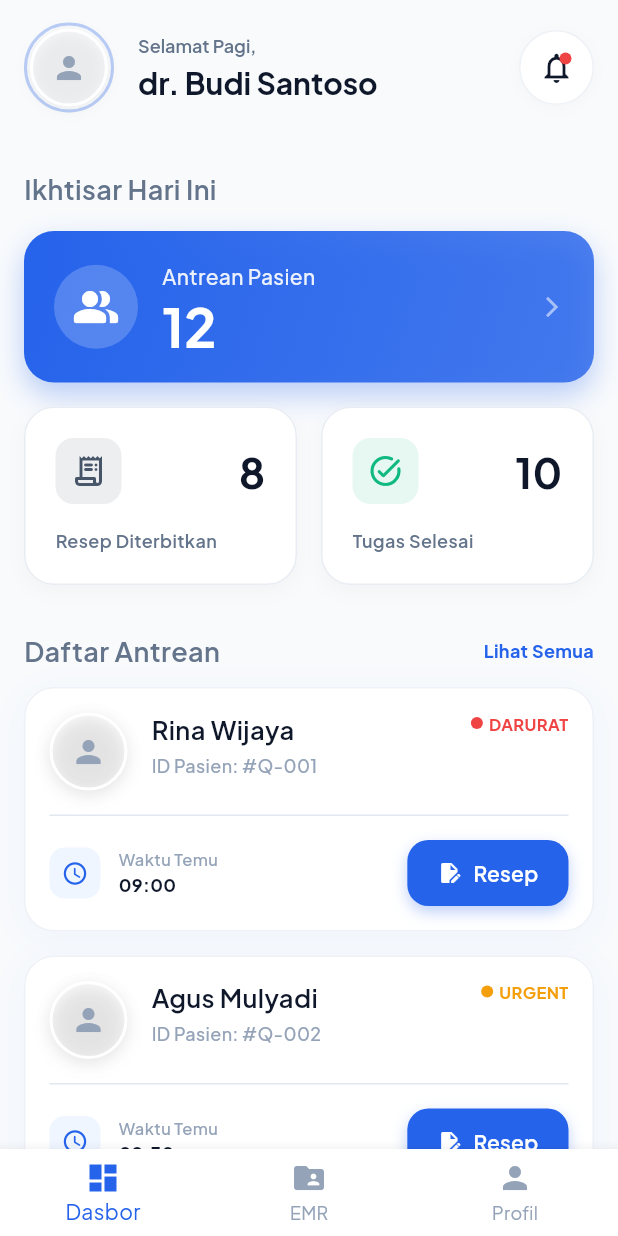
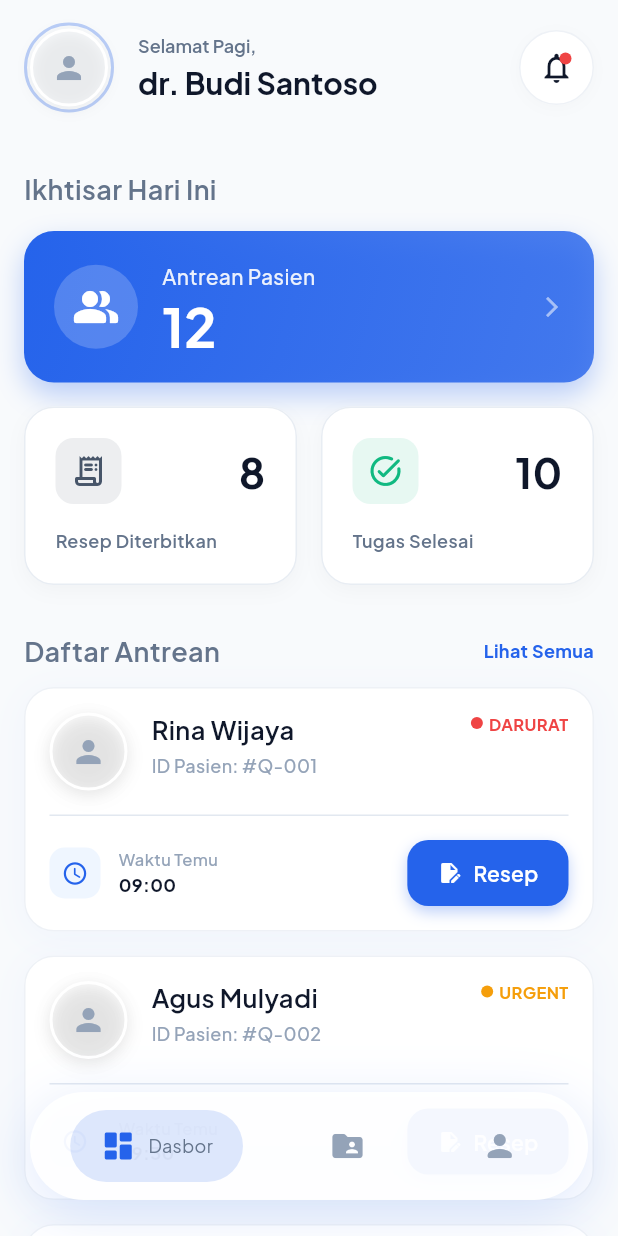
Before and after one commit to ardhikaxx/kliniktap-app, a Flutter app: the screen it shows after launch, on a phone screen of 412 x 824 dp. Run offline on Flutter 3.47's test engine with Material 3 defaults, Android fonts, the phone set to English and light mode, and no system bars; drawn by our look-alikes of cached_network_image; our stand-ins replace get, google_fonts; network calls fail; statements that could not run were skipped.

Commit message:
feat: implementasi animated floating bottom navigation bar yang modern

```diff
--- a/lib/features/main_nav/views/main_nav_page.dart
+++ b/lib/features/main_nav/views/main_nav_page.dart
@@ -18,20 +18,82 @@ class MainNavPage extends GetView<MainNavController> {
     ];
 
     return Scaffold(
+      extendBody: true, // Ensures content goes behind the floating nav
+      backgroundColor: AppColors.background,
       body: Obx(() => IndexedStack(
         index: controller.currentIndex.value,
         children: pages,
       )),
       bottomNavigationBar: Obx(
-        () => BottomNavigationBar(
-          currentIndex: controller.currentIndex.value,
-          onTap: controller.changeTab,
-          selectedItemColor: AppColors.primary,
-          unselectedItemColor: AppColors.textHint,
-          items: const [
-            BottomNavigationBarItem(icon: Icon(Icons.dashboard), label: 'Dasbor'),
-            BottomNavigationBarItem(icon: Icon(Icons.folder_shared), label: 'EMR'),
-            BottomNavigationBarItem(icon: Icon(Icons.person), label: 'Profil'),
+        () => SafeArea(
+          child: Padding(
+            padding: const EdgeInsets.fromLTRB(20, 0, 20, 24),
+            child: Container(
+              height: 72,
+              padding: const EdgeInsets.symmetric(horizontal: 8),
+              decoration: BoxDecoration(
+                color: Colors.white.withValues(alpha: 0.95),
+                borderRadius: BorderRadius.circular(36),
+                boxShadow: [
+                  BoxShadow(
+                    color: AppColors.primary.withValues(alpha: 0.15),
+                    blurRadius: 32,
+                    offset: const Offset(0, 8),
+                  ),
+                ],
+              ),
+              child: Row(
+                mainAxisAlignment: MainAxisAlignment.spaceAround,
+                children: [
+                  _buildNavItem(0, Icons.dashboard_rounded, 'Dasbor'),
+                  _buildNavItem(1, Icons.folder_shared_rounded, 'EMR'),
+                  _buildNavItem(2, Icons.person_rounded, 'Profil'),
+                ],
+              ),
+            ),
+          ),
+        ),
+      ),
+    );
+  }
+
+  Widget _buildNavItem(int index, IconData icon, String label) {
+    final isSelected = controller.currentIndex.value == index;
+    return GestureDetector(
+      onTap: () => controller.changeTab(index),
+      behavior: HitTestBehavior.opaque,
+      child: AnimatedContainer(
+        duration: const Duration(milliseconds: 300),
+        curve: Curves.easeOutCubic,
+        padding: const EdgeInsets.symmetric(horizontal: 20, vertical: 12),
+        decoration: BoxDecoration(
+          color: isSelected ? AppColors.primary.withValues(alpha: 0.15) : Colors.transparent,
+          borderRadius: BorderRadius.circular(24),
+        ),
+        child: Row(
+          mainAxisSize: MainAxisSize.min,
+          children: [
+            Icon(
+              icon,
+              size: 24,
+              color: isSelected ? AppColors.primary : AppColors.textHint,
+            ),
+            AnimatedSize(
+              duration: const Duration(milliseconds: 300),
+              curve: Curves.easeOutCubic,
+              child: isSelected
+                  ? Padding(
+                      padding: const EdgeInsets.only(left: 8),
+                      child: Text(
+                        label,
+                        style: AppTextStyles.bodySmall.copyWith(
+                          color: AppColors.primary,
+                          fontWeight: FontWeight.w700,
+                        ),
+                      ),
+                    )
+                  : const SizedBox.shrink(),
+            ),
           ],
         ),
       ),
```
